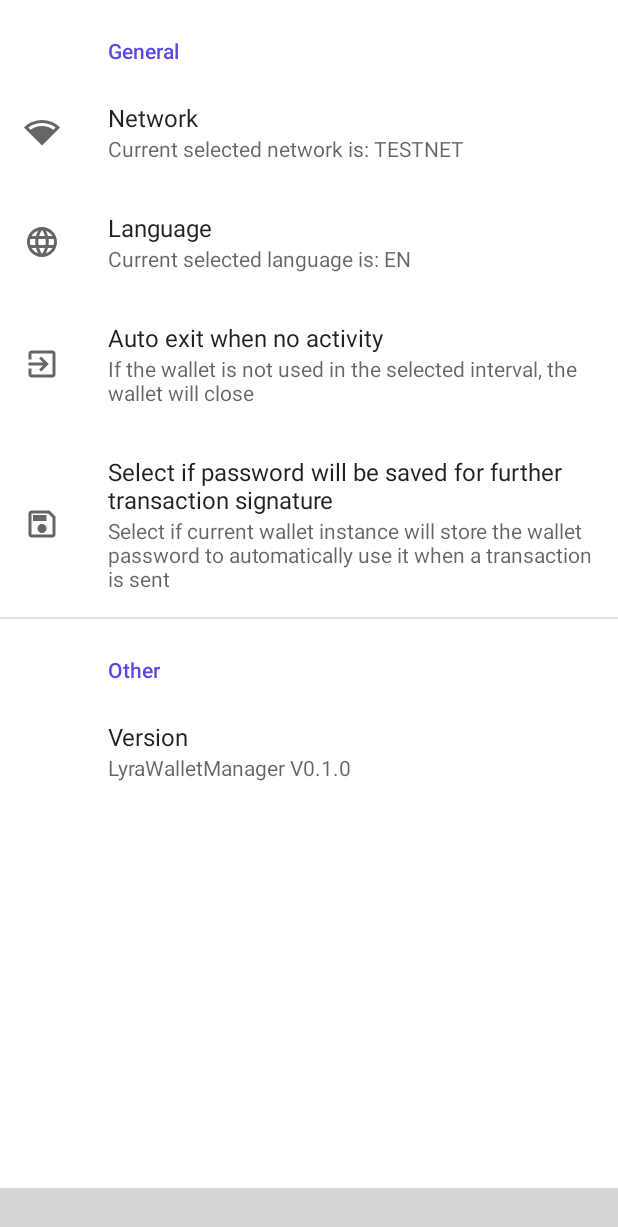
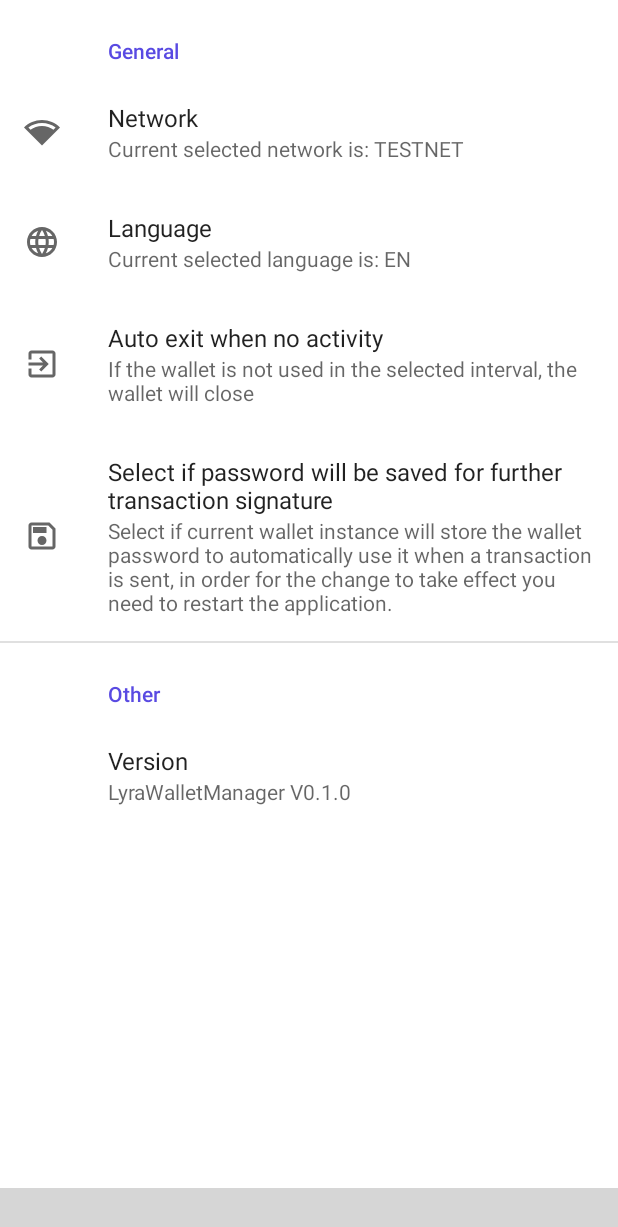
Before and after one commit to LYRA-Block-Lattice/Wallet-Manager-Android, an Android app: the fragment FragmentPreferencesRoot placed in its activity, on a phone screen of 412 x 824 dp. Shown: the top 1227 px of the screen. Run offline under Robolectric (Android 15) with nearby library versions, the phone set to English and light mode, and no system bars; our stand-ins replace androidx.preference; libraries missing offline, so code that uses them is left out: np.com.susanthapa; plain views replace CurvedBottomNavigationView; 9 statements that could not run were skipped; grey boxes are pictures that could not be loaded.

Commit message:
Fix RPC threads keep accumulating until application crash.

```diff
--- a/LyraWalletManager/src/main/java/com/lyrawallet/Api/Network/NetworkRpcSocket.java
+++ b/LyraWalletManager/src/main/java/com/lyrawallet/Api/Network/NetworkRpcSocket.java
@@ -64,6 +64,7 @@ public class NetworkRpcSocket {
                         callBack.onRpcSocketTaskDone(thisInstance);
                     }
                 }
+                this.close();
             }
             @OnMessage
             public void onMessage(ByteBuffer bytes) {
@@ -76,6 +77,7 @@ public class NetworkRpcSocket {
                         callBack.onRpcSocketTaskDone(thisInstance);
                     }
                 }
+                this.close();
             }
             @OnClose
             public void onClose(int i, String s, boolean b) {
@@ -85,6 +87,7 @@ public class NetworkRpcSocket {
                 }
                 System.out.println("WEB_SOCKET: CONNECTION CLOSED.");
                 connected = false;
+                this.close();
             }
             @OnError
             public void onError(Exception e) {
@@ -93,6 +96,7 @@ public class NetworkRpcSocket {
                     mWebSocketClient = null;
                 }
                 System.out.println("WEB_SOCKET: ERROR: " + e.getMessage());
+                this.close();
             }
         };
         NetworkUnsecuredSSLSocketFactory factory = new NetworkUnsecuredSSLSocketFactory();
--- a/LyraWalletManager/src/main/res/values/strings.xml
+++ b/LyraWalletManager/src/main/res/values/strings.xml
@@ -109,7 +109,7 @@
 
     <!-- Password store selection -->
     <string name="pref_password_store_selection_title">Select if password will be saved for further transaction signature</string>
-    <string name="pref_password_store_selection_summary">Select if current wallet instance will store the wallet password to automatically use it when a transaction is sent</string>
+    <string name="pref_password_store_selection_summary">Select if current wallet instance will store the wallet password to automatically use it when a transaction is sent, in order for the change to take effect you need to restart the application.</string>
     <string name="pref_password_store_selection_key" translatable="false">pref_password_store_selection_key</string>
     <!-- Wallet password store selection -->
     <string-array name="pref_password_store_selection_entries">
```
Also changed, not shown: 1 other file.
